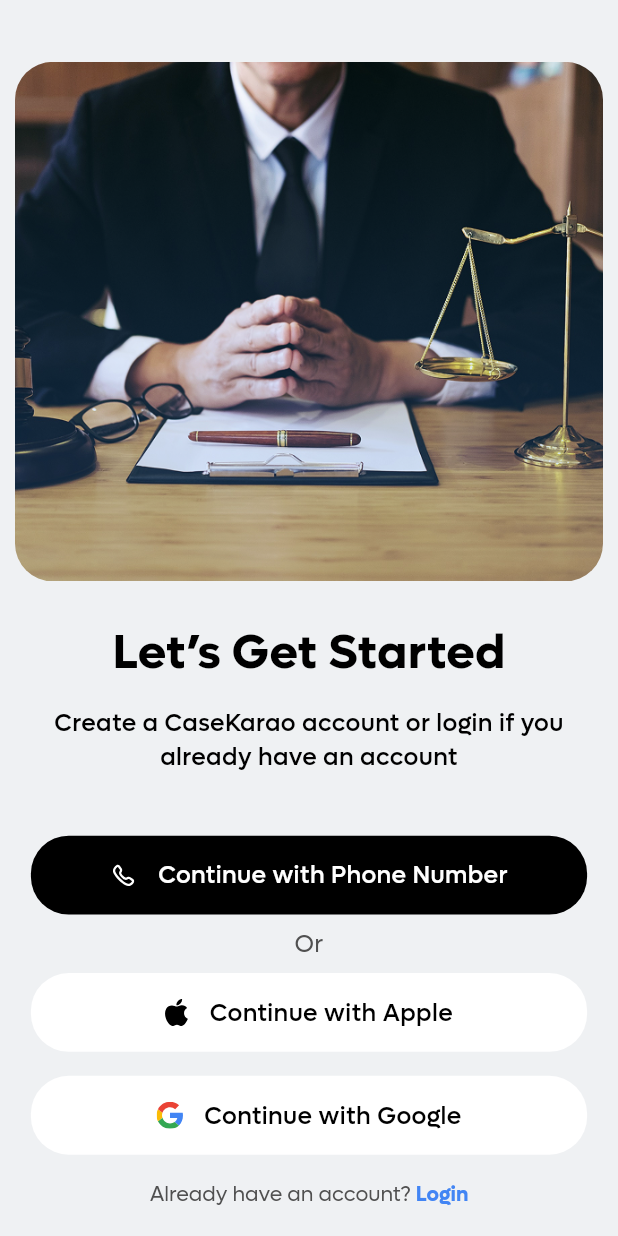
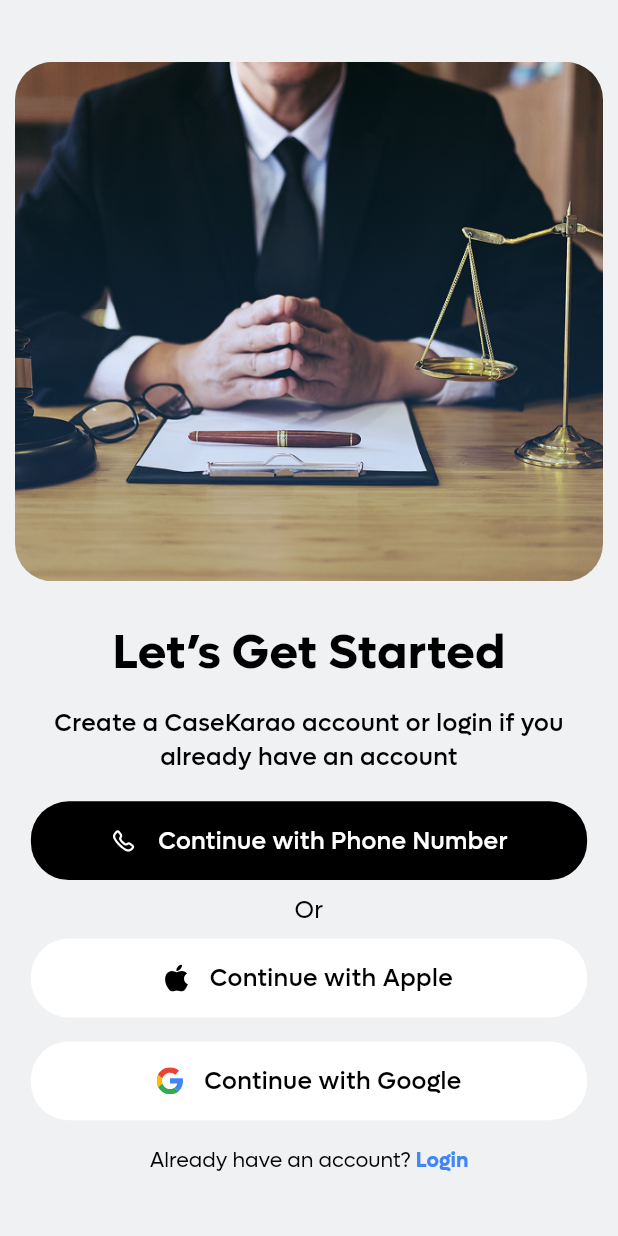
Before and after one commit to ibrahimsm83/casekarao, a Flutter app: the screen it shows after launch, on a phone screen of 412 x 824 dp. Run offline on Flutter 3.47's test engine with Material 3 defaults, Android fonts, the phone set to English and light mode, and no system bars; our stand-ins replace another_flushbar, flutter_rating, flutter_screenutil, flutter_svg, get, pin_code_fields and 1 more.

Commit message:
get strated screen issues fixed

```diff
--- a/lib/presentation/lets_get_started_screen/lets_get_started_screen.dart
+++ b/lib/presentation/lets_get_started_screen/lets_get_started_screen.dart
@@ -16,17 +16,14 @@ class LetsGetStartedView extends StatelessWidget {
           children: [
             SizedBox(height: AppSize.sizeHeight(context) * 0.05),
             Padding(
-              padding: const EdgeInsets.symmetric(
-                horizontal: 10.0,
-              ),
+              padding: const EdgeInsets.symmetric(horizontal: 10.0),
               child: Container(
                 height: 290.h,
                 decoration: BoxDecoration(
                   borderRadius: BorderRadius.all(Radius.circular(22.0.r)),
-                  image:  DecorationImage(
+                  image: DecorationImage(
                     fit: BoxFit.cover,
-                    image: AssetImage(ImageAssets.letStartedImage,
-                    ),
+                    image: AssetImage(ImageAssets.letStartedImage),
                   ),
                 ),
               ),
@@ -51,20 +48,19 @@ class LetsGetStartedView extends StatelessWidget {
                 ),
               ),
             ),
-
-            SizedBox(height: AppSize.sizeHeight(context) * 0.04),
-            button(
-              text: AppStrings.continueWithPhoneNumber,
-              iconPath: ImageAssets.phoneIcon,
-              onTap: () {
-
-              },
+            Padding(
+              padding: EdgeInsets.only(top: 10),
+              child: button(
+                text: AppStrings.continueWithPhoneNumber,
+                iconPath: ImageAssets.phoneIcon,
+                onTap: () {},
+              ),
             ),
             Text(
               AppStrings.or,
               textAlign: TextAlign.center,
               style: getRegularStyle(
-                color: ColorManager.kDarkGreyColor,
+                color: ColorManager.primary,
                 fontSize: ScreenUtil().setSp(AppSize.s14),
               ),
             ),
--- a/lib/widgets/custom_text_span.dart
+++ b/lib/widgets/custom_text_span.dart
@@ -23,7 +23,7 @@ class CustomTextSpan extends StatelessWidget {
         text: TextSpan(
           text: text1,
           style: getRegularStyle(
-            color: ColorManager.kDarkGreyColor,
+            color: ColorManager.primary,
             fontSize: ScreenUtil().setSp(AppSize.s12),
           ),
           children: <TextSpan>[
```
Also changed, not shown: 2 other files.
